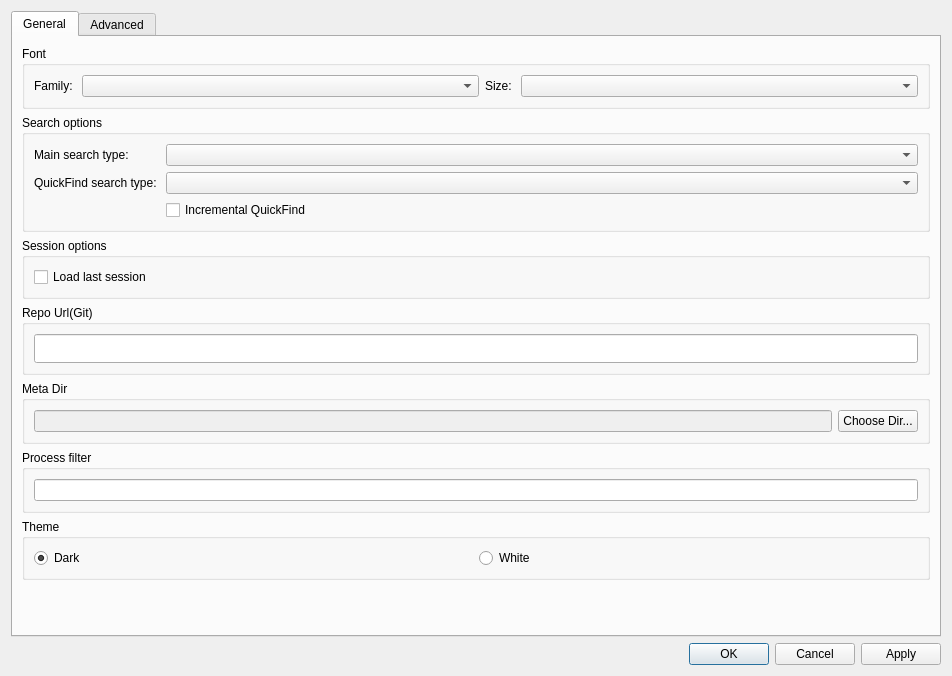
The window that src/optionsdialog.ui (Mrxiang-Plus/darkglogg) describes before a commit, drawn with Qt 5.
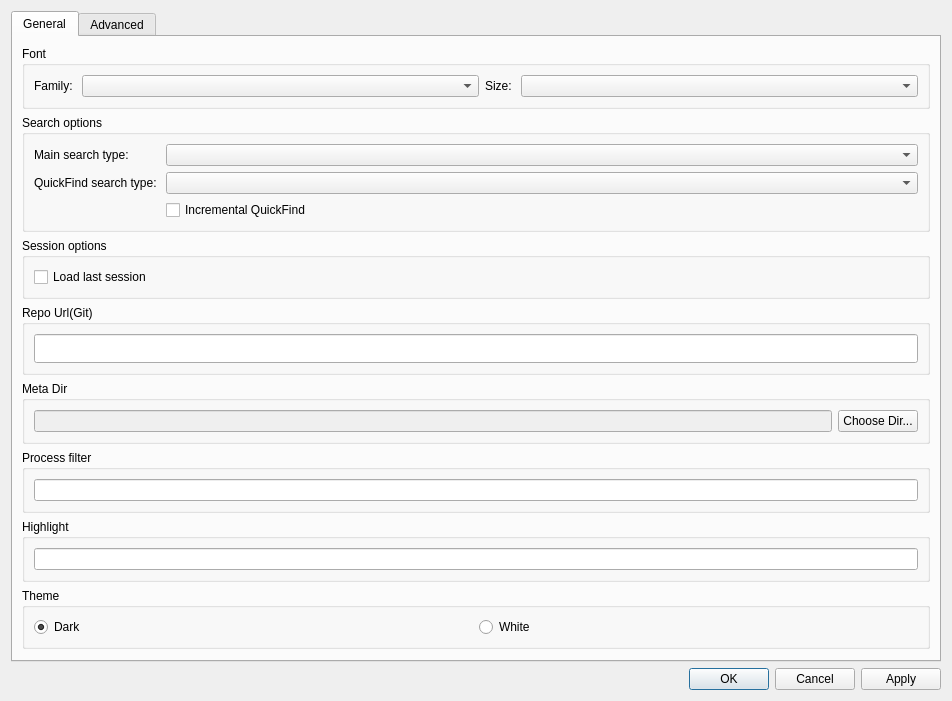
The same window after the commit.

Commit message: Add default highlight string.

```diff
--- a/src/optionsdialog.ui
+++ b/src/optionsdialog.ui
@@ -243,6 +243,18 @@
          </layout>
         </widget>
        </item>
+       <item>
+        <widget class="QGroupBox" name="groupBox_2">
+         <property name="title">
+          <string>Highlight</string>
+         </property>
+         <layout class="QVBoxLayout" name="verticalLayout_8">
+          <item>
+           <widget class="QLineEdit" name="highlightEdit"/>
+          </item>
+         </layout>
+        </widget>
+       </item>
        <item>
         <widget class="QGroupBox" name="groupBox">
          <property name="title">
```
The commit also changes 9 other files.
